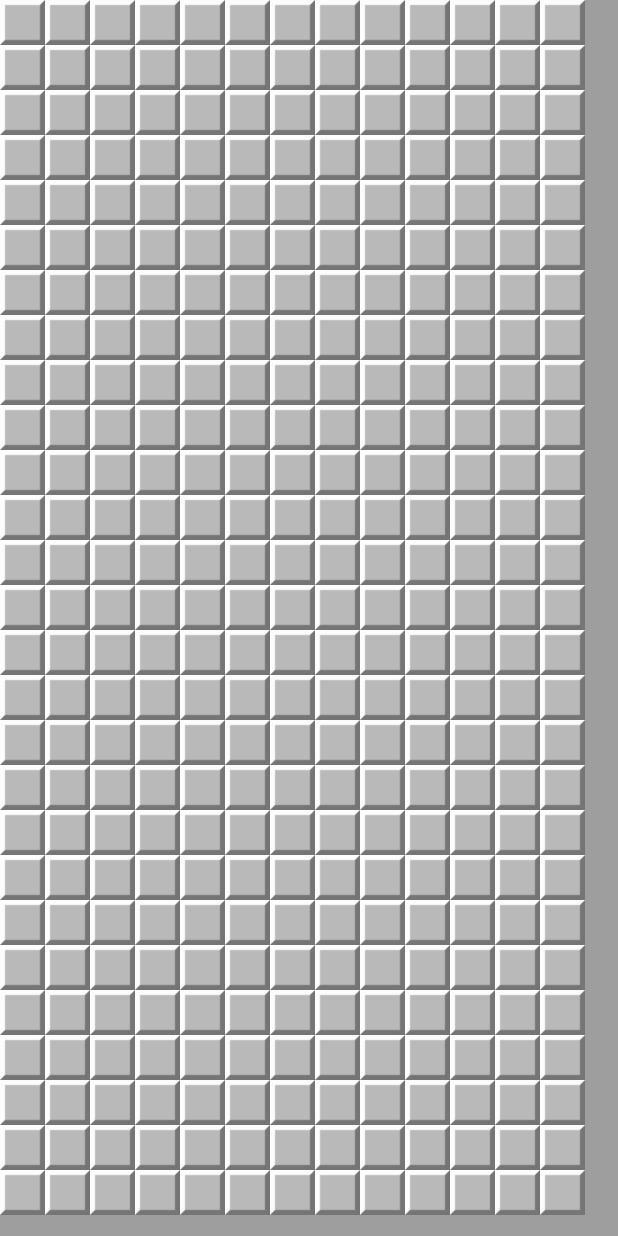
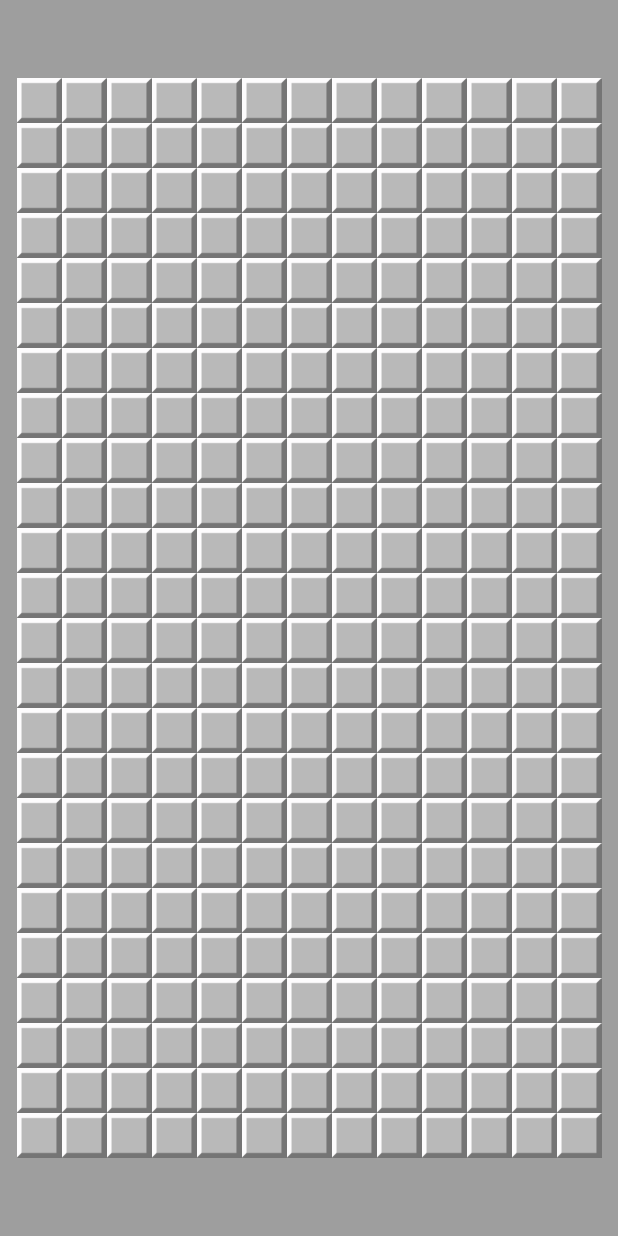
Before and after one commit to yingmu52/Minesweeper, a Flutter app: the screen it shows after launch, on a phone screen of 412 x 824 dp. Run offline on Flutter 3.47's test engine with Material 2 defaults, Android fonts, the phone set to English and light mode, and no system bars.

Commit message:
some more progress

```diff
--- /dev/null
+++ b/lib/game_meta.dart
@@ -0,0 +1,74 @@
+import 'dart:math';
+
+import 'package:minesweeper/mine_cell.dart';
+
+import 'mine_cell_type.dart';
+
+class GameMeta {
+  double width;
+  double height;
+  double cellSize;
+  double probabilityOfGettingBomb;
+
+  List<List<MineCellType>> data;
+
+  GameMeta({
+    this.width = 100,
+    this.height = 100,
+    this.cellSize = 30,
+    this.probabilityOfGettingBomb = 0.1,
+  }) {
+    data = List.generate(
+        _numberOfColumn, (i) => List.generate(_numberOfRow, _getRandom),
+        growable: false);
+    _addMineIndicators(data);
+  }
+
+  void _addMineIndicators(List<List<MineCellType>> data) {
+    for (var i = 0; i < data.length; i++) {
+      for (var j = 0; j < data[i].length; j++) {
+        var directions = [
+          [-1, -1],
+          [-1, 0],
+          [-1, 1],
+          [0, -1],
+          [0, 1],
+          [1, -1],
+          [1, 0],
+          [1, 1],
+        ];
+        var bombCount = 0;
+        for (var direction in directions) {
+          var m = direction.first, n = direction.last;
+          if (i + m >= 0 &&
+              i + m < data.length &&
+              j + n >= 0 &&
+              j + n < data[i + m].length) {
+            if (data[i + m][j + n] == MineCellType.bomb) {
+              bombCount += 1;
+            }
+          }
+        }
+        if (data[i][j] != MineCellType.bomb) {
+          data[i][j] = data[i][j].getType(bombCount);
+        }
+      }
+    }
+  }
+
+  MineCellType _getRandom(int index) {
+    var randomNumber = Random().nextInt(100) / 100.0;
+    MineCellType type = randomNumber <= probabilityOfGettingBomb
+        ? MineCellType.bomb
+        : MineCellType.empty;
+    return type;
+  }
+
+  int get _numberOfColumn {
+    return height ~/ cellSize;
+  }
+
+  int get _numberOfRow {
+    return width ~/ cellSize;
+  }
+}
--- a/lib/main.dart
+++ b/lib/main.dart
@@ -1,8 +1,7 @@
-import 'dart:math';
-
 import 'package:flutter/material.dart';
 import 'package:minesweeper/mine_cell.dart';
-import 'package:minesweeper/mine_cell_type.dart';
+
+import 'game_meta.dart';
 
 void main() {
   runApp(App());
@@ -19,12 +18,12 @@ class App extends StatelessWidget {
           primarySwatch: Colors.grey,
           visualDensity: VisualDensity.adaptivePlatformDensity,
         ),
-        home: MinesweeperBoard());
+        home: Board());
   }
 }
 
-class MinesweeperBoard extends StatelessWidget {
-  MinesweeperBoard({
+class Board extends StatelessWidget {
+  Board({
     Key key,
   }) : super(key: key);
 
@@ -33,89 +32,62 @@ class MinesweeperBoard extends StatelessWidget {
     var deviceSize = MediaQuery.of(context).size;
     var gameMeta = GameMeta(
       width: deviceSize.width,
-      height: deviceSize.height,
+      height: deviceSize.height - 88,
       cellSize: 30,
     );
     return Container(
       color: Colors.grey,
-      child: Column(children: [
-        for (var types in gameMeta.data)
-          Row(
-            children: [
-              for (var type in types)
-                MineCell(size: gameMeta.cellSize, type: type),
-            ],
-          )
-      ]),
+      padding: EdgeInsets.symmetric(vertical: 44),
+      child: MineField(gameMeta: gameMeta),
     );
   }
 }
 
-class GameMeta {
-  double width;
-  double height;
-  double cellSize;
-  double probabilityOfGettingBomb;
+class MineField extends StatefulWidget {
+  final GameMeta gameMeta;
 
-  List<List<MineCellType>> data;
+  const MineField({Key key, this.gameMeta}) : super(key: key);
 
-  GameMeta({
-    this.width = 100,
-    this.height = 100,
-    this.cellSize = 30,
-    this.probabilityOfGettingBomb = 0.1,
-  }) {
-    data = List.generate(
-        _numberOfColumn, (i) => List.generate(_numberOfRow, _getRandom),
-        growable: false);
-    _addMineIndicators(data);
+  @override
+  State<StatefulWidget> createState() => _MineFieldState();
+}
+
+class _MineFieldState extends State<MineField> {
+  @override
+  Widget build(BuildContext context) {
+    var gameMeta = widget.gameMeta, data = gameMeta.data;
+
+    return Column(
+        mainAxisAlignment: MainAxisAlignment.center,
+        crossAxisAlignment: CrossAxisAlignment.center,
+        children: [
+          for (var i = 0; i < data.length; i++)
+            Row(
+                mainAxisAlignment: MainAxisAlignment.center,
+                crossAxisAlignment: CrossAxisAlignment.center,
+                children: [
+                  for (var j = 0; j < data[i].length; j ++)
+                    MineCell(
+                      type: data[i][j],
+                      size: gameMeta.cellSize,
+                    )
+                ])
+        ]);
   }
 
-  void _addMineIndicators(List<List<MineCellType>> data) {
-    for (var i = 0; i < data.length; i++) {
-      for (var j = 0; j < data[i].length; j++) {
-        var directions = [
-          [-1, -1],
-          [-1, 0],
-          [-1, 1],
-          [0, -1],
-          [0, 1],
-          [1, -1],
-          [1, 0],
-          [1, 1],
-        ];
-        var bombCount = 0;
-        for (var direction in directions) {
-          var m = direction.first, n = direction.last;
-          if (i + m >= 0 &&
-              i + m < data.length &&
-              j + n >= 0 &&
-              j + n < data[i + m].length) {
-            if (data[i + m][j + n] == MineCellType.bomb) {
-              bombCount += 1;
-            }
-          }
-        }
-        if (data[i][j] != MineCellType.bomb) {
-          data[i][j] = data[i][j].getType(bombCount);
-        }
-      }
-    }
-  }
-
-  MineCellType _getRandom(int index) {
-    var randomNumber = Random().nextInt(100) / 100.0;
-    MineCellType type = randomNumber <= probabilityOfGettingBomb
-        ? MineCellType.bomb
-        : MineCellType.empty;
-    return type;
-  }
-
-  int get _numberOfColumn {
-    return height ~/ cellSize;
-  }
-
-  int get _numberOfRow {
-    return width ~/ cellSize;
-  }
+  // void _clickOn(int i, int j) {
+  //   var data = widget.gameMeta.data;
+  //   if (i < 0 || i > data.length - 1 || j < 0 || j > data[i].length - 1) {
+  //     return;
+  //   }
+  //   if (!data[i][j].isRevealed && data[i][j].type != MineCellType.bomb) {
+  //     data[i][j].isRevealed = true;
+  //     if (data[i][j].type == MineCellType.empty) {
+  //       clickOn(i - 1, j);
+  //       clickOn(i + 1, j);
+  //       clickOn(i, j - 1);
+  //       clickOn(i, j + 1);
+  //     }
+  //   }
+  // }
 }
--- a/lib/mine_cell.dart
+++ b/lib/mine_cell.dart
@@ -3,7 +3,7 @@ import 'package:minesweeper/mine_cell_type.dart';
 
 class MineCell extends StatefulWidget {
   final double size;
-  final MineCellType type;
+  MineCellType type;
   bool isRevealed;
   bool isFlagged;
 
```
Also changed, not shown: lib/mine_cell_type.dart (+17 -0 lines).
